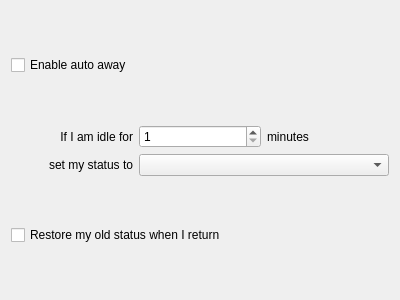
Old version of the form plugins/autoaway/autoawayoptions.ui in the repository xjohncz/saje.
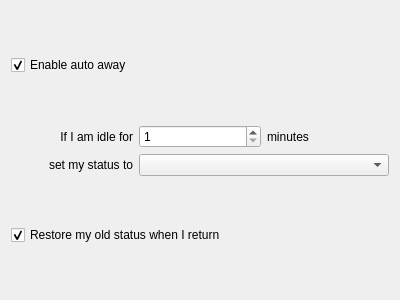
New version of the form. Custom widgets are drawn as their Qt base class.

Commit message: disable autoaway options controls when disabled fix interface name bug preventing autoaway plugin load

Patch:
```diff
--- a/plugins/autoaway/autoawayoptions.ui
+++ b/plugins/autoaway/autoawayoptions.ui
@@ -31,6 +31,9 @@
      <property name="text" >
       <string>Enable auto away</string>
      </property>
+     <property name="checked" >
+      <bool>true</bool>
+     </property>
     </widget>
    </item>
    <item>
@@ -108,6 +111,9 @@
      <property name="text" >
       <string>Restore my old status when I return</string>
      </property>
+     <property name="checked" >
+      <bool>true</bool>
+     </property>
     </widget>
    </item>
    <item>
```
Left out of the diff: 51 changed lines with no effect on the pictures. The commit also changes 2 other files.
